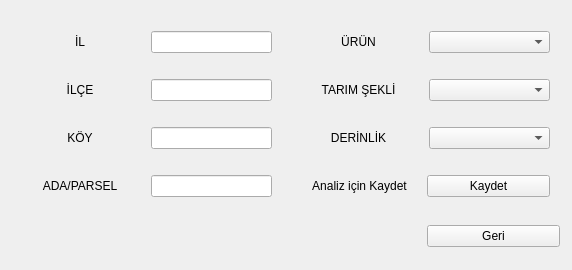
Above: ui/giris_window.ui from ugurgudelek/Libs before the change. Below: the same form after it.
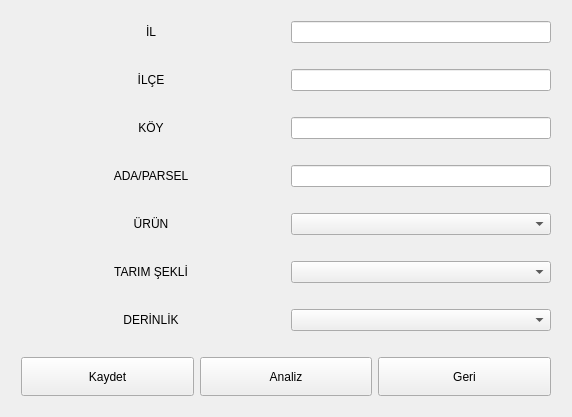
That is the form after the change.

The edit to the form file:
```diff
--- a/ui/giris_window.ui
+++ b/ui/giris_window.ui
@@ -7,33 +7,15 @@
     <x>0</x>
     <y>0</y>
     <width>572</width>
-    <height>270</height>
+    <height>417</height>
    </rect>
   </property>
   <property name="windowTitle">
    <string>Form</string>
   </property>
-  <widget class="QWidget" name="layoutWidget">
-   <property name="geometry">
-    <rect>
-     <x>9</x>
-     <y>9</y>
-     <width>551</width>
-     <height>251</height>
-    </rect>
-   </property>
-   <layout class="QGridLayout" name="gridLayout_2">
-    <item row="1" column="3">
-     <widget class="QPushButton" name="backtohomeButton">
-      <property name="text">
-       <string>Geri</string>
-      </property>
-     </widget>
-    </item>
-    <item row="0" column="0" colspan="4">
      <layout class="QGridLayout" name="gridLayout">
-      <item row="1" column="2">
-       <layout class="QHBoxLayout" name="horizontalLayout_6">
+   <item row="0" column="0">
+    <layout class="QHBoxLayout" name="horizontalLayout">
         <property name="spacing">
          <number>10</number>
         </property>
@@ -50,9 +32,9 @@
          <number>10</number>
         </property>
         <item>
-         <widget class="QLabel" name="label_6">
+      <widget class="QLabel" name="label">
           <property name="text">
-           <string>TARIM ŞEKLİ</string>
+        <string>İL</string>
           </property>
           <property name="alignment">
            <set>Qt::AlignCenter</set>
@@ -60,7 +42,53 @@
          </widget>
         </item>
         <item>
-         <widget class="QComboBox" name="tarimsekliCB"/>
+      <widget class="QLineEdit" name="ilLE">
+       <property name="sizePolicy">
+        <sizepolicy hsizetype="Preferred" vsizetype="Fixed">
+         <horstretch>0</horstretch>
+         <verstretch>0</verstretch>
+        </sizepolicy>
+       </property>
+      </widget>
+     </item>
+    </layout>
+   </item>
+   <item row="1" column="0">
+    <layout class="QHBoxLayout" name="horizontalLayout_2">
+     <property name="spacing">
+      <number>10</number>
+     </property>
+     <property name="leftMargin">
+      <number>10</number>
+     </property>
+     <property name="topMargin">
+      <number>10</number>
+     </property>
+     <property name="rightMargin">
+      <number>10</number>
+     </property>
+     <property name="bottomMargin">
+      <number>10</number>
+     </property>
+     <item>
+      <widget class="QLabel" name="label_3">
+       <property name="text">
+        <string>İLÇE</string>
+       </property>
+       <property name="alignment">
+        <set>Qt::AlignCenter</set>
+       </property>
+      </widget>
+     </item>
+     <item>
+      <widget class="QLineEdit" name="ilceLE">
+       <property name="sizePolicy">
+        <sizepolicy hsizetype="Preferred" vsizetype="Fixed">
+         <horstretch>0</horstretch>
+         <verstretch>0</verstretch>
+        </sizepolicy>
+       </property>
+      </widget>
         </item>
        </layout>
       </item>
@@ -103,38 +131,6 @@
         </item>
        </layout>
       </item>
-      <item row="2" column="2">
-       <layout class="QHBoxLayout" name="horizontalLayout_7">
-        <property name="spacing">
-         <number>10</number>
-        </property>
-        <property name="leftMargin">
-         <number>10</number>
-        </property>
-        <property name="topMargin">
-         <number>10</number>
-        </property>
-        <property name="rightMargin">
-         <number>10</number>
-        </property>
-        <property name="bottomMargin">
-         <number>10</number>
-        </property>
-        <item>
-         <widget class="QLabel" name="label_7">
-          <property name="text">
-           <string>DERİNLİK</string>
-          </property>
-          <property name="alignment">
-           <set>Qt::AlignCenter</set>
-          </property>
-         </widget>
-        </item>
-        <item>
-         <widget class="QComboBox" name="derinlikCB"/>
-        </item>
-       </layout>
-      </item>
       <item row="3" column="0">
        <layout class="QHBoxLayout" name="horizontalLayout_4">
         <property name="spacing">
@@ -174,46 +170,7 @@
         </item>
        </layout>
       </item>
-      <item row="1" column="0">
-       <layout class="QHBoxLayout" name="horizontalLayout_2">
-        <property name="spacing">
-         <number>10</number>
-        </property>
-        <property name="leftMargin">
-         <number>10</number>
-        </property>
-        <property name="topMargin">
-         <number>10</number>
-        </property>
-        <property name="rightMargin">
-         <number>10</number>
-        </property>
-        <property name="bottomMargin">
-         <number>10</number>
-        </property>
-        <item>
-         <widget class="QLabel" name="label_3">
-          <property name="text">
-           <string>İLÇE</string>
-          </property>
-          <property name="alignment">
-           <set>Qt::AlignCenter</set>
-          </property>
-         </widget>
-        </item>
-        <item>
-         <widget class="QLineEdit" name="ilceLE">
-          <property name="sizePolicy">
-           <sizepolicy hsizetype="Preferred" vsizetype="Fixed">
-            <horstretch>0</horstretch>
-            <verstretch>0</verstretch>
-           </sizepolicy>
-          </property>
-         </widget>
-        </item>
-       </layout>
-      </item>
-      <item row="0" column="2">
+   <item row="4" column="0">
        <layout class="QHBoxLayout" name="horizontalLayout_5">
         <property name="spacing">
          <number>10</number>
@@ -249,8 +206,8 @@
         </item>
        </layout>
       </item>
-      <item row="0" column="0">
-       <layout class="QHBoxLayout" name="horizontalLayout">
+   <item row="5" column="0">
+    <layout class="QHBoxLayout" name="horizontalLayout_6">
         <property name="spacing">
          <number>10</number>
         </property>
@@ -267,9 +224,9 @@
          <number>10</number>
         </property>
         <item>
-         <widget class="QLabel" name="label">
+      <widget class="QLabel" name="label_6">
           <property name="text">
-           <string>İL</string>
+        <string>TARIM ŞEKLİ</string>
           </property>
           <property name="alignment">
            <set>Qt::AlignCenter</set>
@@ -277,18 +234,43 @@
          </widget>
         </item>
         <item>
-         <widget class="QLineEdit" name="ilLE">
-          <property name="sizePolicy">
-           <sizepolicy hsizetype="Preferred" vsizetype="Fixed">
-            <horstretch>0</horstretch>
-            <verstretch>0</verstretch>
-           </sizepolicy>
-          </property>
-         </widget>
-        </item>
-       </layout>
-      </item>
-      <item row="3" column="2">
+      <widget class="QComboBox" name="tarimsekliCB"/>
+     </item>
+    </layout>
+   </item>
+   <item row="6" column="0">
+    <layout class="QHBoxLayout" name="horizontalLayout_7">
+     <property name="spacing">
+      <number>10</number>
+     </property>
+     <property name="leftMargin">
+      <number>10</number>
+     </property>
+     <property name="topMargin">
+      <number>10</number>
+     </property>
+     <property name="rightMargin">
+      <number>10</number>
+     </property>
+     <property name="bottomMargin">
+      <number>10</number>
+     </property>
+     <item>
+      <widget class="QLabel" name="label_7">
+       <property name="text">
+        <string>DERİNLİK</string>
+       </property>
+       <property name="alignment">
+        <set>Qt::AlignCenter</set>
+       </property>
+      </widget>
+     </item>
+     <item>
+      <widget class="QComboBox" name="derinlikCB"/>
+     </item>
+    </layout>
+   </item>
+   <item row="7" column="0">
        <layout class="QHBoxLayout" name="horizontalLayout_8">
         <property name="leftMargin">
          <number>10</number>
@@ -302,20 +284,10 @@
         <property name="bottomMargin">
          <number>10</number>
         </property>
-        <item>
-         <widget class="QLabel" name="label_8">
-          <property name="text">
-           <string>Analiz için Kaydet</string>
-          </property>
-          <property name="alignment">
-           <set>Qt::AlignCenter</set>
-          </property>
-         </widget>
-        </item>
         <item>
          <widget class="QPushButton" name="saveButton">
           <property name="sizePolicy">
-           <sizepolicy hsizetype="Preferred" vsizetype="Maximum">
+        <sizepolicy hsizetype="Preferred" vsizetype="Preferred">
             <horstretch>0</horstretch>
             <verstretch>0</verstretch>
            </sizepolicy>
@@ -325,12 +297,35 @@
           </property>
          </widget>
         </item>
-       </layout>
-      </item>
+     <item>
+      <widget class="QPushButton" name="analizWindowButton">
+       <property name="sizePolicy">
+        <sizepolicy hsizetype="Preferred" vsizetype="Preferred">
+         <horstretch>0</horstretch>
+         <verstretch>0</verstretch>
+        </sizepolicy>
+       </property>
+       <property name="text">
+        <string>Analiz</string>
+       </property>
+      </widget>
+     </item>
+     <item>
+      <widget class="QPushButton" name="backtohomeButton">
+       <property name="sizePolicy">
+        <sizepolicy hsizetype="Preferred" vsizetype="Preferred">
+         <horstretch>0</horstretch>
+         <verstretch>0</verstretch>
+        </sizepolicy>
+       </property>
+       <property name="text">
+        <string>Geri</string>
+       </property>
+      </widget>
+     </item>
      </layout>
     </item>
    </layout>
-  </widget>
  </widget>
  <tabstops>
   <tabstop>ilLE</tabstop>
```
Lines whose indentation alone changed are shown as unchanged.
